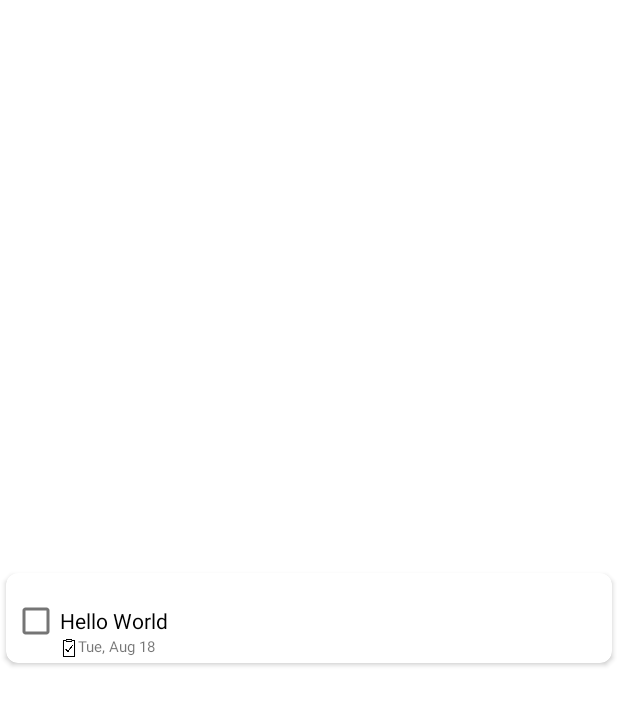
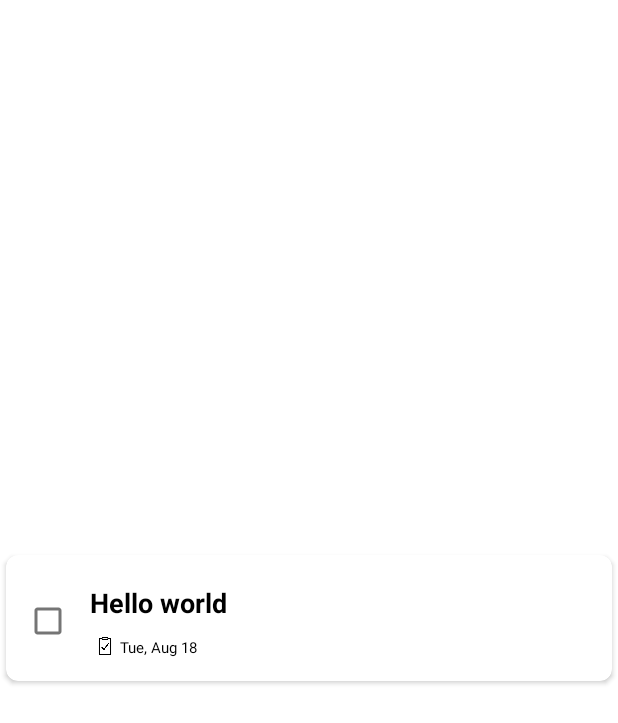
Before and after one commit to greemoid/itHelps, an Android app: the layout task_item_layout.xml on its own in the app's theme, with its tools: preview values and no code run, on a phone screen of 412 x 824 dp. Shown: the top 723 px of the screen. Run offline under Robolectric (Android 15) with nearby library versions, the phone set to English and light mode, and no system bars.

Commit message:
corrected layouts and added navigation to taskitemscreen

```diff
--- a/app/src/main/java/com/greemoid/ithelps/data/models/TaskDB.kt
+++ b/app/src/main/java/com/greemoid/ithelps/data/models/TaskDB.kt
@@ -3,6 +3,7 @@ package com.greemoid.ithelps.data.models
 import androidx.room.ColumnInfo
 import androidx.room.Entity
 import androidx.room.PrimaryKey
+import java.io.Serializable
 
 @Entity(tableName = "tasks_table")
 data class TaskDB(
@@ -12,4 +13,4 @@ data class TaskDB(
     @ColumnInfo val taskType: String,
     @ColumnInfo val date: String,
     @ColumnInfo val isDone: Boolean,
-)
+) : Serializable
--- a/app/src/main/java/com/greemoid/ithelps/presentation/meditation/MeditationFragment.kt
+++ b/app/src/main/java/com/greemoid/ithelps/presentation/meditation/MeditationFragment.kt
@@ -1,14 +1,12 @@
 package com.greemoid.ithelps.presentation.meditation
 
 import android.os.Bundle
-import android.os.CountDownTimer
 import androidx.fragment.app.Fragment
 import android.view.LayoutInflater
 import android.view.View
 import android.view.ViewGroup
 import com.greemoid.ithelps.databinding.FragmentMeditationBinding
 import org.koin.androidx.viewmodel.ext.android.sharedViewModel
-import java.util.*
 
 
 class MeditationFragment : Fragment() {
--- a/app/src/main/java/com/greemoid/ithelps/presentation/meditation/MeditationViewModel.kt
+++ b/app/src/main/java/com/greemoid/ithelps/presentation/meditation/MeditationViewModel.kt
@@ -5,7 +5,6 @@ import androidx.lifecycle.LiveData
 import androidx.lifecycle.MutableLiveData
 import androidx.lifecycle.ViewModel
 import java.util.*
-import kotlin.properties.Delegates
 
 class MeditationViewModel : ViewModel() {
 
--- /dev/null
+++ b/app/src/main/res/drawable/ic_delete.xml
@@ -0,0 +1,5 @@
+<vector android:height="24dp" android:tint="#000000"
+    android:viewportHeight="24" android:viewportWidth="24"
+    android:width="24dp" xmlns:android="http://schemas.android.com/apk/res/android">
+    <path android:fillColor="@android:color/white" android:pathData="M6,19c0,1.1 0.9,2 2,2h8c1.1,0 2,-0.9 2,-2V7H6v12zM19,4h-3.5l-1,-1h-5l-1,1H5v2h14V4z"/>
+</vector>
--- a/app/src/main/res/layout/task_item_layout.xml
+++ b/app/src/main/res/layout/task_item_layout.xml
@@ -22,30 +22,45 @@
 
         <CheckBox
             android:id="@+id/checkboxTask"
-            android:layout_width="match_parent"
+            android:layout_width="wrap_content"
+            android:layout_height="72dp"
+            app:layout_constraintBottom_toBottomOf="parent"
+            app:layout_constraintStart_toStartOf="parent"
+            app:layout_constraintTop_toTopOf="parent" />
+
+        <TextView
+            android:id="@+id/tvTitleTask"
+            android:layout_width="wrap_content"
             android:layout_height="wrap_content"
-            android:text="Hello World"
-            app:layout_constraintEnd_toEndOf="parent"
-            app:layout_constraintStart_toStartOf="parent"
+            android:layout_marginStart="4dp"
+            android:text="Hello world"
+            android:textColor="@color/black"
+            android:textSize="18sp"
+            android:textStyle="bold"
+            app:layout_constraintBottom_toTopOf="@id/tvItemDate"
+            app:layout_constraintStart_toEndOf="@+id/checkboxTask"
             app:layout_constraintTop_toTopOf="parent" />
 
         <ImageView
             android:id="@+id/imageView4"
             android:layout_width="12dp"
             android:layout_height="12dp"
-            android:layout_marginStart="32dp"
-            app:layout_constraintBottom_toBottomOf="@+id/checkboxTask"
-            app:layout_constraintStart_toStartOf="@+id/checkboxTask"
+            android:layout_marginStart="4dp"
+            app:layout_constraintStart_toStartOf="@+id/tvTitleTask"
+            app:layout_constraintTop_toTopOf="@+id/tvItemDate"
             app:srcCompat="@drawable/history" />
 
         <TextView
             android:id="@+id/tvItemDate"
             android:layout_width="wrap_content"
             android:layout_height="wrap_content"
+            android:layout_marginStart="4dp"
             android:text="Tue, Aug 18"
+            android:textColor="@color/black"
             android:textSize="10dp"
-            app:layout_constraintBottom_toBottomOf="@+id/checkboxTask"
-            app:layout_constraintStart_toEndOf="@+id/imageView4" />
+            app:layout_constraintBottom_toBottomOf="parent"
+            app:layout_constraintStart_toEndOf="@+id/imageView4"
+            app:layout_constraintTop_toBottomOf="@+id/tvTitleTask" />
 
     </androidx.constraintlayout.widget.ConstraintLayout>
 
```
Also changed, not shown: app/src/main/java/com/greemoid/ithelps/presentation/todo/TaskItemFragment.kt (added, +42 -0 lines), app/src/main/java/com/greemoid/ithelps/presentation/todo/TodoListTasksFragment.kt (+13 -1 lines), app/src/main/java/com/greemoid/ithelps/presentation/todo/TodoTasksAdapter.kt (+19 -2 lines), app/src/main/res/layout/fragment_task_item.xml (added, +103 -0 lines), app/src/main/res/navigation/nav_graph.xml (+15 -0 lines).
